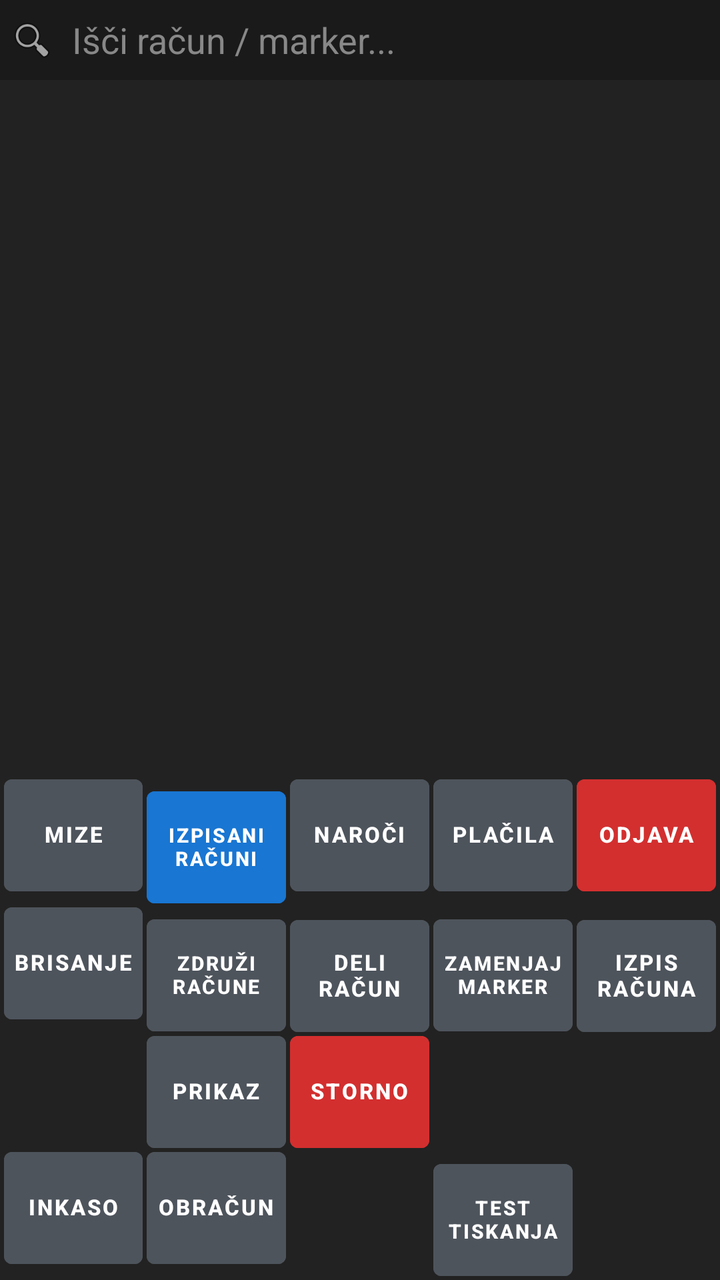
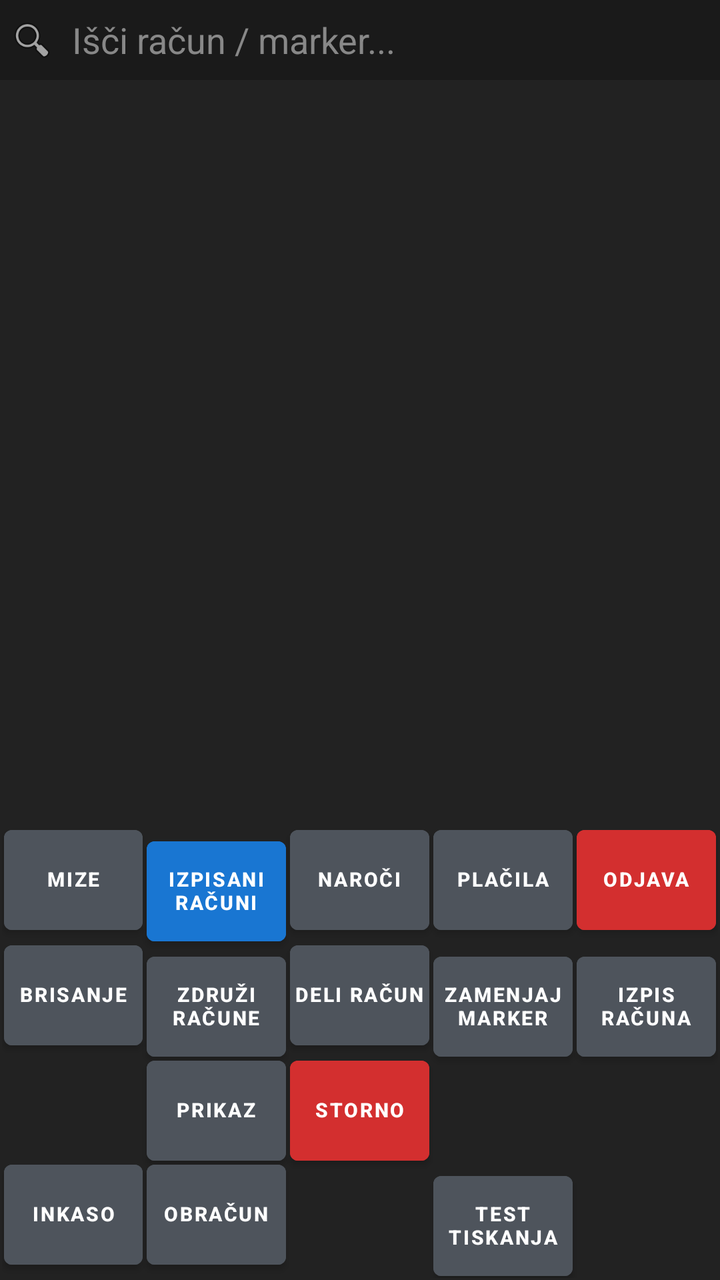

An Android layout rendered at two revisions. The XML below is the earlier revision; the diff shows what the commit changed to produce the second picture.
<!-- AndroidManifest.xml: application theme Theme.RosKasa -->
<!-- res/layout/fragment_racuni.xml -->
<?xml version="1.0" encoding="utf-8"?>
<LinearLayout xmlns:android="http://schemas.android.com/apk/res/android"
    xmlns:app="http://schemas.android.com/apk/res-auto"
    android:layout_width="match_parent"
    android:layout_height="match_parent"
    android:orientation="vertical"
    android:background="@color/pos_bg_dark">

    
    <LinearLayout
        android:layout_width="match_parent"
        android:layout_height="40dp"
        android:background="@color/pos_header_bg"
        android:padding="4dp"
        android:orientation="horizontal">

        <ImageView
            android:layout_width="24dp"
            android:layout_height="24dp"
            android:layout_gravity="center_vertical"
            android:src="@android:drawable/ic_menu_search"
            android:contentDescription="Search" />

        <EditText
            android:id="@+id/etSearchRacun"
            android:layout_width="match_parent"
            android:layout_height="match_parent"
            android:background="@null"
            android:hint="Išči račun / marker..."
            android:textColor="#FFFFFF"
            android:textColorHint="#888888"
            android:paddingStart="8dp"
            android:inputType="text" />
    </LinearLayout>

    
    <FrameLayout
        android:layout_width="match_parent"
        android:layout_height="0dp"
        android:layout_weight="1">

        <androidx.recyclerview.widget.RecyclerView
            android:id="@+id/rvRacuni"
            android:layout_width="match_parent"
            android:layout_height="match_parent"
            android:padding="2dp" />

        <ProgressBar
            android:id="@+id/pbLoading"
            android:layout_width="wrap_content"
            android:layout_height="wrap_content"
            android:layout_gravity="center"
            android:visibility="gone" />

        <TextView
            android:id="@+id/tvEmptyList"
            android:layout_width="wrap_content"
            android:layout_height="wrap_content"
            android:layout_gravity="center"
            android:text="Ni računov za izbran status"
            android:textColor="#888888"
            android:textSize="16sp"
            android:visibility="gone" />
    </FrameLayout>

    
    <GridLayout
        android:layout_width="match_parent"
        android:layout_height="wrap_content"
        android:columnCount="5"
        android:rowCount="4"
        android:alignmentMode="alignBounds"
        android:useDefaultMargins="false"
        android:padding="1dp">

        
        <com.google.android.material.button.MaterialButton
            android:id="@+id/btnNavMize"
            style="@style/PosButtonStyle"
            android:layout_width="0dp"
            android:layout_height="56dp"
            android:layout_columnWeight="1"
            android:backgroundTint="@color/pos_btn_normal"
            android:text="@string/btn_mize"
            android:textColor="#FFFFFF" />

        <com.google.android.material.button.MaterialButton
            android:id="@+id/btnToggleStatus"
            style="@style/PosButtonStyle"
            android:layout_width="0dp"
            android:layout_height="56dp"
            android:layout_columnWeight="1"
            android:backgroundTint="@color/pos_accent_blue"
            android:text="@string/btn_izpisani_racuni"
            android:textColor="#FFFFFF"
            android:textSize="10sp" />

        <com.google.android.material.button.MaterialButton
            android:id="@+id/btnNavNaroci"
            style="@style/PosButtonStyle"
            android:layout_width="0dp"
            android:layout_height="56dp"
            android:layout_columnWeight="1"
            android:backgroundTint="@color/pos_btn_normal"
            android:text="@string/btn_naroci"
            android:textColor="#FFFFFF" />

        <com.google.android.material.button.MaterialButton
            android:id="@+id/btnNavPlacila"
            style="@style/PosButtonStyle"
            android:layout_width="0dp"
            android:layout_height="56dp"
            android:layout_columnWeight="1"
            android:backgroundTint="@color/pos_btn_normal"
            android:text="@string/btn_placila"
            android:textColor="#FFFFFF" />

        <com.google.android.material.button.MaterialButton
            android:id="@+id/btnOdjava"
            style="@style/PosButtonStyle"
            android:layout_width="0dp"
            android:layout_height="56dp"
            android:layout_columnWeight="1"
            android:backgroundTint="@color/pos_accent_red"
            android:text="@string/btn_odjava"
            android:textColor="#FFFFFF" />

        
        <com.google.android.material.button.MaterialButton
            android:id="@+id/btnBrisanje"
            style="@style/PosButtonStyle"
            android:layout_width="0dp"
            android:layout_height="56dp"
            android:layout_columnWeight="1"
            android:backgroundTint="@color/pos_btn_normal"
            android:text="Brisanje"
            android:textColor="#FFFFFF" />

        <com.google.android.material.button.MaterialButton
            android:id="@+id/btnZdruzi"
            style="@style/PosButtonStyle"
            android:layout_width="0dp"
            android:layout_height="56dp"
            android:layout_columnWeight="1"
            android:backgroundTint="@color/pos_btn_normal"
            android:text="Združi račune"
            android:textColor="#FFFFFF"
            android:textSize="10sp" />

        <com.google.android.material.button.MaterialButton
            android:id="@+id/btnDeli"
            style="@style/PosButtonStyle"
            android:layout_width="0dp"
            android:layout_height="56dp"
            android:layout_columnWeight="1"
            android:backgroundTint="@color/pos_btn_normal"
            android:text="Deli račun"
            android:textColor="#FFFFFF" />

        <com.google.android.material.button.MaterialButton
            android:id="@+id/btnZamenjajMarker"
            style="@style/PosButtonStyle"
            android:layout_width="0dp"
            android:layout_height="56dp"
            android:layout_columnWeight="1"
            android:backgroundTint="@color/pos_btn_normal"
            android:text="Zamenjaj marker"
            android:textColor="#FFFFFF"
            android:textSize="10sp" />

        <com.google.android.material.button.MaterialButton
            android:id="@+id/btnIzpisRacuna"
            style="@style/PosButtonStyle"
            android:layout_width="0dp"
            android:layout_height="56dp"
            android:layout_columnWeight="1"
            android:backgroundTint="@color/pos_btn_normal"
            android:text="Izpis Računa"
            android:textColor="#FFFFFF" />

        
        <View
            android:layout_width="0dp"
            android:layout_height="56dp"
            android:layout_columnWeight="1" />

        <com.google.android.material.button.MaterialButton
            android:id="@+id/btnPrikaz"
            style="@style/PosButtonStyle"
            android:layout_width="0dp"
            android:layout_height="56dp"
            android:layout_columnWeight="1"
            android:backgroundTint="@color/pos_btn_normal"
            android:text="Prikaz"
            android:textColor="#FFFFFF" />

        <com.google.android.material.button.MaterialButton
            android:id="@+id/btnStorno"
            style="@style/PosButtonStyle"
            android:layout_width="0dp"
            android:layout_height="56dp"
            android:layout_columnWeight="1"
            android:backgroundTint="@color/pos_accent_red"
            android:text="Storno"
            android:textColor="#FFFFFF" />

        <View
            android:layout_width="0dp"
            android:layout_height="56dp"
            android:layout_columnWeight="1" />

        <View
            android:layout_width="0dp"
            android:layout_height="56dp"
            android:layout_columnWeight="1" />

        
        <com.google.android.material.button.MaterialButton
            android:id="@+id/btnInkaso"
            style="@style/PosButtonStyle"
            android:layout_width="0dp"
            android:layout_height="56dp"
            android:layout_columnWeight="1"
            android:backgroundTint="@color/pos_btn_normal"
            android:text="Inkaso"
            android:textColor="#FFFFFF" />

        <com.google.android.material.button.MaterialButton
            android:id="@+id/btnObracun"
            style="@style/PosButtonStyle"
            android:layout_width="0dp"
            android:layout_height="56dp"
            android:layout_columnWeight="1"
            android:backgroundTint="@color/pos_btn_normal"
            android:text="Obračun"
            android:textColor="#FFFFFF" />

        <View
            android:layout_width="0dp"
            android:layout_height="56dp"
            android:layout_columnWeight="1" />

        <com.google.android.material.button.MaterialButton
            android:id="@+id/btnTestTiskanja"
            style="@style/PosButtonStyle"
            android:layout_width="0dp"
            android:layout_height="56dp"
            android:layout_columnWeight="1"
            android:backgroundTint="@color/pos_btn_normal"
            android:text="Test tiskanja"
            android:textColor="#FFFFFF"
            android:textSize="10sp" />

        <View
            android:layout_width="0dp"
            android:layout_height="56dp"
            android:layout_columnWeight="1" />
    </GridLayout>

</LinearLayout>
<!-- resources referenced by this layout -->
<resources>
  <color name="pos_accent_blue">#1976D2</color>
  <color name="pos_accent_red">#D32F2F</color>
  <color name="pos_bg_dark">#222222</color>
  <color name="pos_btn_normal">#4E545C</color>
  <color name="pos_header_bg">#1A1A1A</color>
  <string name="btn_izpisani_racuni">Izpisani Računi</string>
  <string name="btn_mize">Mize</string>
  <string name="btn_naroci">Naroči</string>
  <string name="btn_odjava">Odjava</string>
  <string name="btn_placila">Plačila</string>
  <style name="PosButtonStyle" parent="Widget.MaterialComponents.Button">
          <item name="android:layout_height">56dp</item>
          <item name="android:minHeight">56dp</item>
          <item name="android:insetTop">0dp</item>
          <item name="android:insetBottom">0dp</item>
          <item name="android:paddingTop">0dp</item>
          <item name="android:paddingBottom">0dp</item>
          <item name="android:paddingLeft">2dp</item>
          <item name="android:paddingRight">2dp</item>
          <item name="android:gravity">center</item>
          <item name="android:includeFontPadding">false</item>
          <item name="android:textStyle">bold</item>
          <item name="android:textSize">11sp</item>
          <item name="android:layout_margin">1dp</item>
          <item name="android:baselineAligned">false</item>
          <item name="android:maxLines">2</item>
          <item name="cornerRadius">4dp</item>
      </style>
  <style name="Theme.RosKasa" parent="Theme.MaterialComponents.DayNight.NoActionBar">
          <item name="colorPrimary">@color/pos_accent_blue</item>
          <item name="colorSecondary">@color/pos_accent_green</item>
          <item name="android:windowBackground">@color/pos_bg_dark</item>
          <item name="android:textColor">@color/pos_btn_text</item>
      </style>
  <color name="pos_accent_green">#388E3C</color>
  <color name="pos_btn_text">#FFFFFF</color>
</resources>

<!-- the commit's change to res/layout/fragment_racuni.xml (unified diff, before → after) -->
@@ -78,7 +78,7 @@
             android:id="@+id/btnNavMize"
             style="@style/PosButtonStyle"
             android:layout_width="0dp"
-            android:layout_height="56dp"
+            android:layout_height="50dp"
             android:layout_columnWeight="1"
             android:backgroundTint="@color/pos_btn_normal"
             android:text="@string/btn_mize"
@@ -88,18 +88,17 @@
             android:id="@+id/btnToggleStatus"
             style="@style/PosButtonStyle"
             android:layout_width="0dp"
-            android:layout_height="56dp"
+            android:layout_height="50dp"
             android:layout_columnWeight="1"
             android:backgroundTint="@color/pos_accent_blue"
             android:text="@string/btn_izpisani_racuni"
-            android:textColor="#FFFFFF"
-            android:textSize="10sp" />
+            android:textColor="#FFFFFF" />
 
         <com.google.android.material.button.MaterialButton
             android:id="@+id/btnNavNaroci"
             style="@style/PosButtonStyle"
             android:layout_width="0dp"
-            android:layout_height="56dp"
+            android:layout_height="50dp"
             android:layout_columnWeight="1"
             android:backgroundTint="@color/pos_btn_normal"
             android:text="@string/btn_naroci"
@@ -109,7 +108,7 @@
             android:id="@+id/btnNavPlacila"
             style="@style/PosButtonStyle"
             android:layout_width="0dp"
-            android:layout_height="56dp"
+            android:layout_height="50dp"
             android:layout_columnWeight="1"
             android:backgroundTint="@color/pos_btn_normal"
             android:text="@string/btn_placila"
@@ -119,7 +118,7 @@
             android:id="@+id/btnOdjava"
             style="@style/PosButtonStyle"
             android:layout_width="0dp"
-            android:layout_height="56dp"
+            android:layout_height="50dp"
             android:layout_columnWeight="1"
             android:backgroundTint="@color/pos_accent_red"
             android:text="@string/btn_odjava"
@@ -130,7 +129,7 @@
             android:id="@+id/btnBrisanje"
             style="@style/PosButtonStyle"
             android:layout_width="0dp"
-            android:layout_height="56dp"
+            android:layout_height="50dp"
             android:layout_columnWeight="1"
             android:backgroundTint="@color/pos_btn_normal"
             android:text="Brisanje"
@@ -140,18 +139,17 @@
             android:id="@+id/btnZdruzi"
             style="@style/PosButtonStyle"
             android:layout_width="0dp"
-            android:layout_height="56dp"
+            android:layout_height="50dp"
             android:layout_columnWeight="1"
             android:backgroundTint="@color/pos_btn_normal"
             android:text="Združi račune"
-            android:textColor="#FFFFFF"
-            android:textSize="10sp" />
+            android:textColor="#FFFFFF" />
 
         <com.google.android.material.button.MaterialButton
             android:id="@+id/btnDeli"
             style="@style/PosButtonStyle"
             android:layout_width="0dp"
-            android:layout_height="56dp"
+            android:layout_height="50dp"
             android:layout_columnWeight="1"
             android:backgroundTint="@color/pos_btn_normal"
             android:text="Deli račun"
@@ -161,18 +159,17 @@
             android:id="@+id/btnZamenjajMarker"
             style="@style/PosButtonStyle"
             android:layout_width="0dp"
-            android:layout_height="56dp"
+            android:layout_height="50dp"
             android:layout_columnWeight="1"
             android:backgroundTint="@color/pos_btn_normal"
             android:text="Zamenjaj marker"
-            android:textColor="#FFFFFF"
-            android:textSize="10sp" />
+            android:textColor="#FFFFFF" />
 
         <com.google.android.material.button.MaterialButton
             android:id="@+id/btnIzpisRacuna"
             style="@style/PosButtonStyle"
             android:layout_width="0dp"
-            android:layout_height="56dp"
+            android:layout_height="50dp"
             android:layout_columnWeight="1"
             android:backgroundTint="@color/pos_btn_normal"
             android:text="Izpis Računa"
@@ -181,14 +178,14 @@
         
         <View
             android:layout_width="0dp"
-            android:layout_height="56dp"
+            android:layout_height="50dp"
             android:layout_columnWeight="1" />
 
         <com.google.android.material.button.MaterialButton
             android:id="@+id/btnPrikaz"
             style="@style/PosButtonStyle"
             android:layout_width="0dp"
-            android:layout_height="56dp"
+            android:layout_height="50dp"
             android:layout_columnWeight="1"
             android:backgroundTint="@color/pos_btn_normal"
             android:text="Prikaz"
@@ -198,7 +195,7 @@
             android:id="@+id/btnStorno"
             style="@style/PosButtonStyle"
             android:layout_width="0dp"
-            android:layout_height="56dp"
+            android:layout_height="50dp"
             android:layout_columnWeight="1"
             android:backgroundTint="@color/pos_accent_red"
             android:text="Storno"
@@ -206,12 +203,12 @@
 
         <View
             android:layout_width="0dp"
-            android:layout_height="56dp"
-            android:layout_columnWeight="1" />
-
-        <View
-            android:layout_width="0dp"
-            android:layout_height="56dp"
+            android:layout_height="50dp"
+            android:layout_columnWeight="1" />
+
+        <View
+            android:layout_width="0dp"
+            android:layout_height="50dp"
             android:layout_columnWeight="1" />
 
         
@@ -219,7 +216,7 @@
             android:id="@+id/btnInkaso"
             style="@style/PosButtonStyle"
             android:layout_width="0dp"
-            android:layout_height="56dp"
+            android:layout_height="50dp"
             android:layout_columnWeight="1"
             android:backgroundTint="@color/pos_btn_normal"
             android:text="Inkaso"
@@ -229,7 +226,7 @@
             android:id="@+id/btnObracun"
             style="@style/PosButtonStyle"
             android:layout_width="0dp"
-            android:layout_height="56dp"
+            android:layout_height="50dp"
             android:layout_columnWeight="1"
             android:backgroundTint="@color/pos_btn_normal"
             android:text="Obračun"
@@ -237,23 +234,22 @@
 
         <View
             android:layout_width="0dp"
-            android:layout_height="56dp"
+            android:layout_height="50dp"
             android:layout_columnWeight="1" />
 
         <com.google.android.material.button.MaterialButton
             android:id="@+id/btnTestTiskanja"
             style="@style/PosButtonStyle"
             android:layout_width="0dp"
-            android:layout_height="56dp"
+            android:layout_height="50dp"
             android:layout_columnWeight="1"
             android:backgroundTint="@color/pos_btn_normal"
             android:text="Test tiskanja"
-            android:textColor="#FFFFFF"
-            android:textSize="10sp" />
-
-        <View
-            android:layout_width="0dp"
-            android:layout_height="56dp"
+            android:textColor="#FFFFFF" />
+
+        <View
+            android:layout_width="0dp"
+            android:layout_height="50dp"
             android:layout_columnWeight="1" />
     </GridLayout>
 
<!-- resource entries referenced after the edit -->
@@ -11,10 +11,12 @@
   <string name="btn_odjava">Odjava</string>
   <string name="btn_placila">Plačila</string>
   <style name="PosButtonStyle" parent="Widget.MaterialComponents.Button">
-          <item name="android:layout_height">56dp</item>
-          <item name="android:minHeight">56dp</item>
+          <item name="android:layout_height">50dp</item>
+          <item name="android:minHeight">50dp</item>
           <item name="android:insetTop">0dp</item>
           <item name="android:insetBottom">0dp</item>
+          <item name="android:insetLeft">0dp</item>
+          <item name="android:insetRight">0dp</item>
           <item name="android:paddingTop">0dp</item>
           <item name="android:paddingBottom">0dp</item>
           <item name="android:paddingLeft">2dp</item>
@@ -22,10 +24,11 @@
           <item name="android:gravity">center</item>
           <item name="android:includeFontPadding">false</item>
           <item name="android:textStyle">bold</item>
-          <item name="android:textSize">11sp</item>
+          <item name="android:textSize">10sp</item>
           <item name="android:layout_margin">1dp</item>
           <item name="android:baselineAligned">false</item>
-          <item name="android:maxLines">2</item>
+          <item name="android:maxLines">3</item>
+          <item name="android:ellipsize">end</item>
           <item name="cornerRadius">4dp</item>
       </style>
   <style name="Theme.RosKasa" parent="Theme.MaterialComponents.DayNight.NoActionBar">
